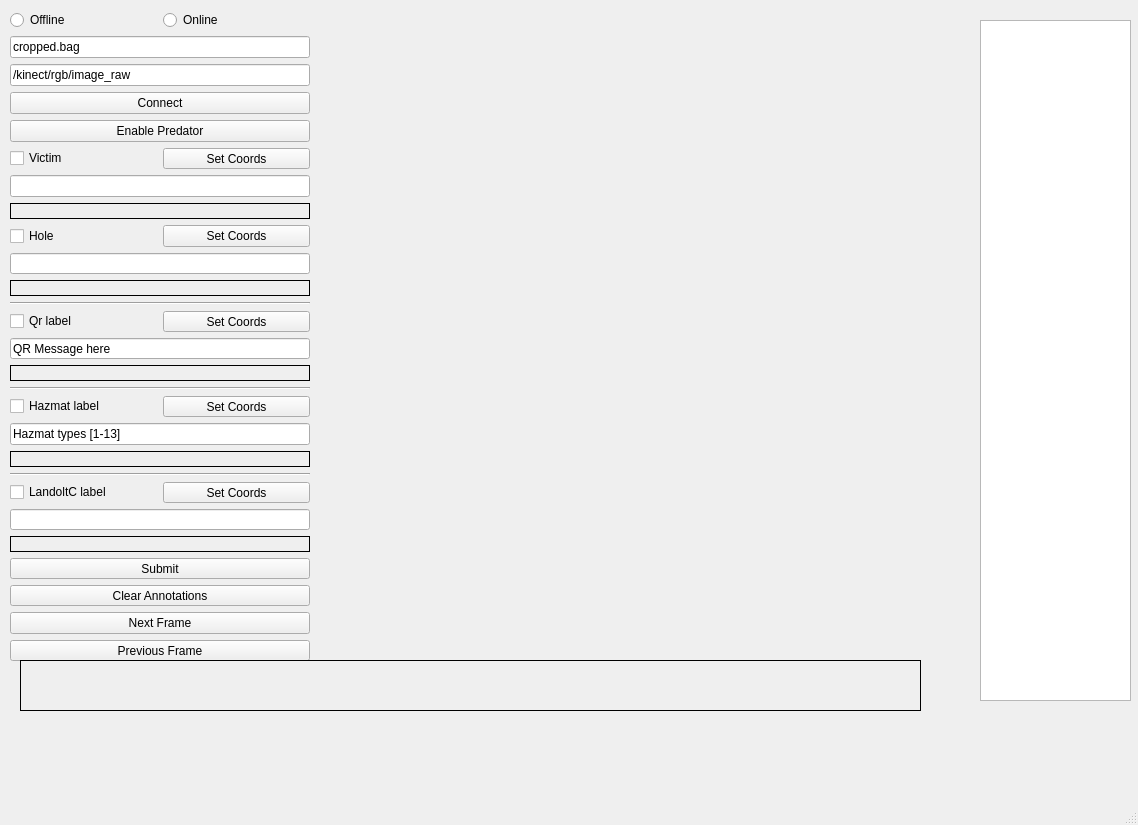
This is pandora_vision_annotator/ui/pandora_annotator.ui in pandora-auth-ros-pkg/pandora_vision as Qt 5 draws it before an edit. The edited form follows.
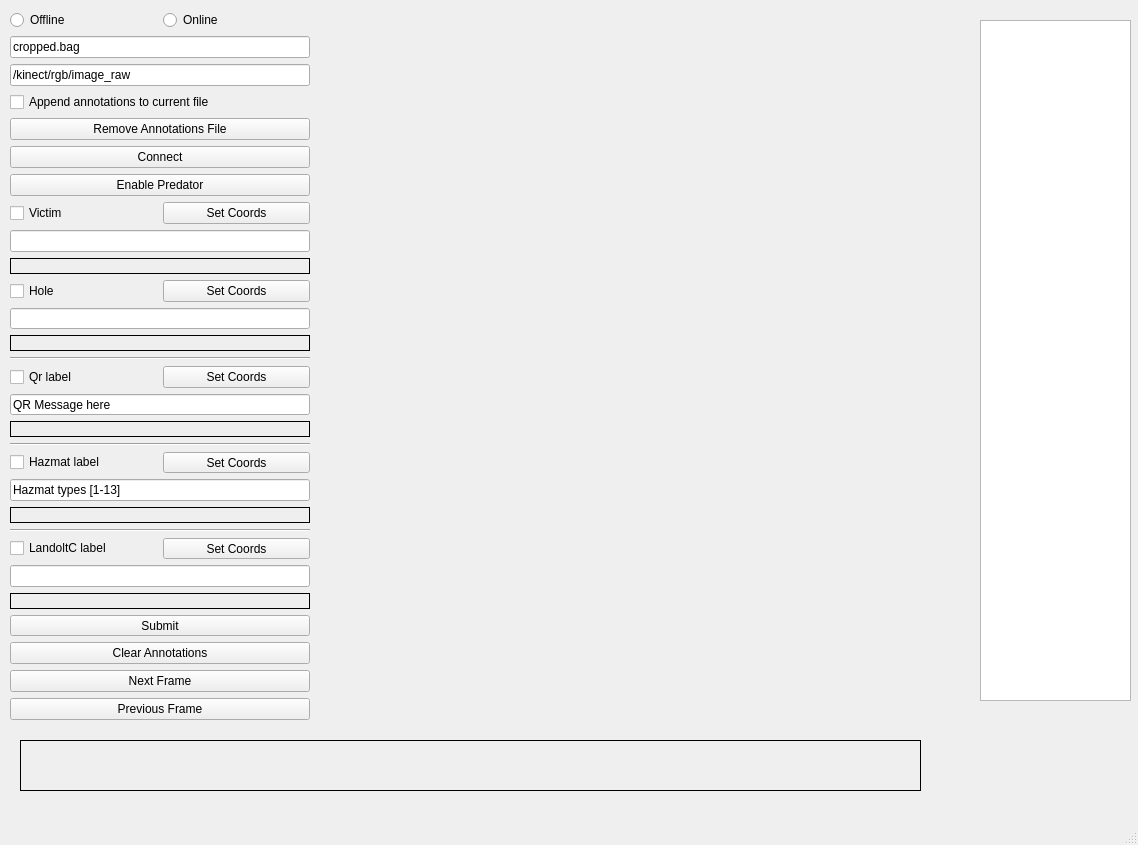
This is the edited form.

Commit message: added button to delete annotations file

The edit to the form file:
```diff
--- a/pandora_vision_annotator/ui/pandora_annotator.ui
+++ b/pandora_vision_annotator/ui/pandora_annotator.ui
@@ -7,7 +7,7 @@
     <x>0</x>
     <y>0</y>
     <width>1138</width>
-    <height>825</height>
+    <height>845</height>
    </rect>
   </property>
   <property name="windowTitle">
@@ -20,7 +20,7 @@
       <x>10</x>
       <y>10</y>
       <width>300</width>
-      <height>652</height>
+      <height>711</height>
      </rect>
     </property>
     <property name="minimumSize">
@@ -316,6 +316,20 @@
          </property>
         </widget>
        </item>
+       <item>
+        <widget class="QCheckBox" name="appendCheckBox">
+         <property name="text">
+          <string>Append annotations to current file</string>
+         </property>
+        </widget>
+       </item>
+       <item>
+        <widget class="QPushButton" name="removeFilePushButton">
+         <property name="text">
+          <string>Remove Annotations File</string>
+         </property>
+        </widget>
+       </item>
        <item>
         <widget class="QPushButton" name="rosTopicPushButton">
          <property name="text">
@@ -357,7 +371,7 @@
     <property name="geometry">
      <rect>
       <x>20</x>
-      <y>660</y>
+      <y>740</y>
       <width>901</width>
       <height>51</height>
      </rect>
```
The commit also changes 6 other files.
